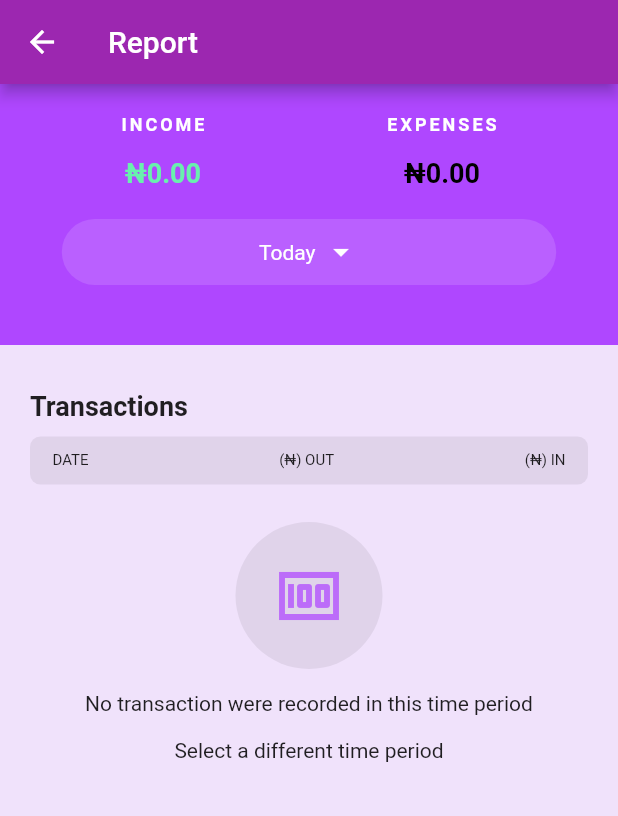
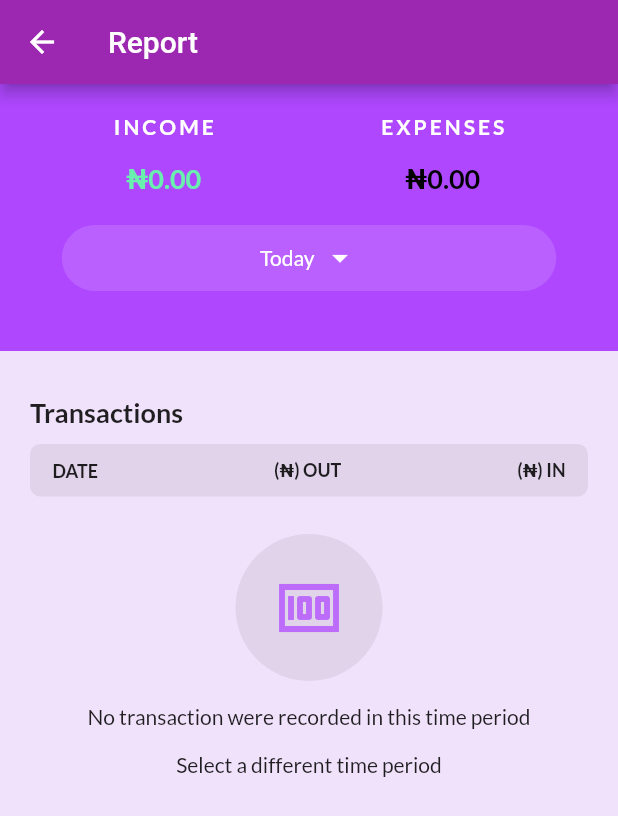
Before and after one commit to benjaminudoh10/balance-sheet, a Flutter app: the screen it shows after launch, after a tap on "SEE ALL YOUR TRANSACTIONS", on a phone screen of 412 x 824 dp. Shown: the top 816 px of the screen. Run offline on Flutter 3.47's test engine with Material 2 defaults, Android fonts, the phone set to English and light mode, and no system bars; our stand-ins replace flutter_spinkit, get, google_fonts, modal_bottom_sheet, sqflite; accounts and stored records are empty.

Commit message:
[Ben] Changed app font and some minor UI updates
Signed-off-by: Benjamin Udoh <benjaminudoh10@gmail.com>

```diff
--- a/lib/main.dart
+++ b/lib/main.dart
@@ -4,6 +4,7 @@ import 'package:balance_sheet/controllers/transactionController.dart';
 import 'package:balance_sheet/screens/splash.dart';
 import 'package:flutter/material.dart';
 import 'package:get/get.dart';
+import 'package:google_fonts/google_fonts.dart';
 
 void main() {
   WidgetsFlutterBinding.ensureInitialized();
@@ -24,6 +25,9 @@ class MyApp extends StatelessWidget {
     return GetMaterialApp(
       title: 'Flutter Demo',
       theme: ThemeData(
+        textTheme: GoogleFonts.latoTextTheme(
+          Theme.of(context).textTheme,
+        ),
         primarySwatch: Colors.purple,
       ),
       home: Splash(),
--- a/lib/screens/main_screen.dart
+++ b/lib/screens/main_screen.dart
@@ -235,7 +235,13 @@ class TotalContainer extends StatelessWidget {
           crossAxisAlignment: CrossAxisAlignment.start,
           children: [
             Padding(
-              child: Text(text, style: TextStyle(fontSize: 12.0)),
+              child: Text(
+                text,
+                style: TextStyle(
+                  fontSize: 12.0,
+                  fontWeight: FontWeight.bold,
+                ),
+              ),
               padding: EdgeInsets.only(
                 bottom: 5.0,
               ),
--- a/lib/screens/report.dart
+++ b/lib/screens/report.dart
@@ -49,7 +49,7 @@ class ReportView extends StatelessWidget {
                             "INCOME",
                             style: TextStyle(
                               color: Colors.white,
-                              fontSize: 12.0,
+                              fontSize: 14.0,
                               letterSpacing: 2.0,
                               fontWeight: FontWeight.bold,
                             ),
@@ -71,7 +71,7 @@ class ReportView extends StatelessWidget {
                             "EXPENSES",
                             style: TextStyle(
                               color: Colors.white,
-                              fontSize: 12.0,
+                              fontSize: 14.0,
                               letterSpacing: 2.0,
                               fontWeight: FontWeight.bold,
                             ),
@@ -204,19 +204,22 @@ class ReportView extends StatelessWidget {
                             Text(
                               "DATE",
                               style: TextStyle(
-                                fontSize: 10.0,
+                                fontSize: 12.0,
+                                fontWeight: FontWeight.bold,
                               ),
                             ),
                             Text(
                               "(₦) OUT",
                               style: TextStyle(
-                                fontSize: 10.0,
+                                fontSize: 12.0,
+                                fontWeight: FontWeight.bold,
                               ),
                             ),
                             Text(
                               "(₦) IN",
                               style: TextStyle(
-                                fontSize: 10.0,
+                                fontSize: 12.0,
+                                fontWeight: FontWeight.bold,
                               ),
                             ),
                           ],
@@ -247,7 +250,7 @@ class ReportView extends StatelessWidget {
         child: Center(
           child: Container(
             decoration: BoxDecoration(
-              color: highlight ? Color(0x33000000) : null,
+              color: highlight ? Color(0x33AF47FF) : null,
               borderRadius: BorderRadius.circular(15.0),
             ),
             padding: EdgeInsets.symmetric(
@@ -288,6 +291,7 @@ class ReportView extends StatelessWidget {
           decoration: BoxDecoration(
             borderRadius: BorderRadius.circular(7.0),
             border: Border.all(color: Color(0x11000000)),
+            color: Colors.white,
           ),
           padding: EdgeInsets.all(12.0),
           margin: EdgeInsets.only(bottom: 10.0),
@@ -299,14 +303,14 @@ class ReportView extends StatelessWidget {
                 formattedDate,
                 style: TextStyle(
                   fontWeight: FontWeight.bold,
-                  fontSize: 12.0,
+                  fontSize: 14.0,
                 ),
               ),
               Text(
                 formatAmount(expense),
                 style: TextStyle(
                   color: Colors.redAccent,
-                  fontSize: 12.0,
+                  fontSize: 14.0,
                 ),
               ),
               Column(
@@ -316,7 +320,7 @@ class ReportView extends StatelessWidget {
                     formatAmount(income),
                     style: TextStyle(
                       color: Colors.green,
-                      fontSize: 12.0,
+                      fontSize: 14.0,
                     ),
                   ),
                   SizedBox(height: 8.0),
--- a/pubspec.yaml
+++ b/pubspec.yaml
@@ -32,8 +32,9 @@ dependencies:
   get: ^4.1.4
   modal_bottom_sheet: ^2.0.0
   sqflite: ^1.3.1+1
-  path_provider: ^1.6.14
+  path_provider: ^2.0.0
   intl: any
+  google_fonts: ^2.1.0
   # charts_flutter: ^0.10.0
 
 dev_dependencies:
```
Also changed, not shown: lib/screens/details.dart (+19 -5 lines), lib/widgets/widgets.dart (+6 -3 lines), pubspec.lock.
